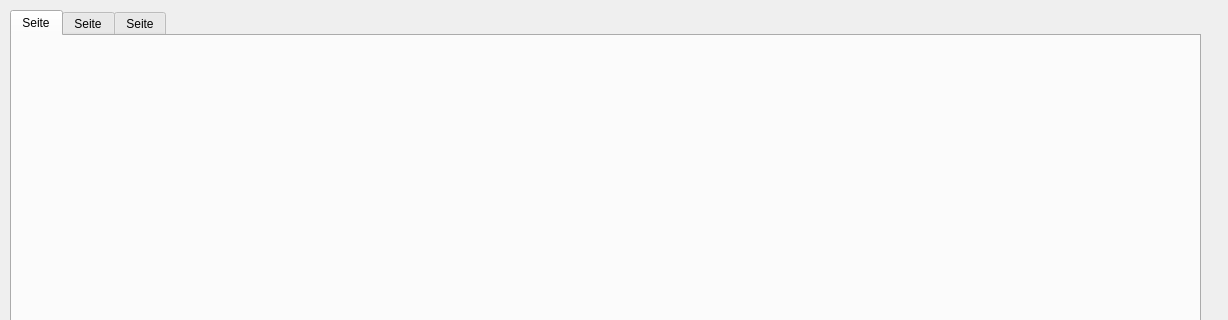
JackFin36/DAT36, file CODE/ui/MainWindow.ui: the form before one commit; both pictures show x 0 to 1228 and y 0 to 320 of the 1228 by 685 pixel window.
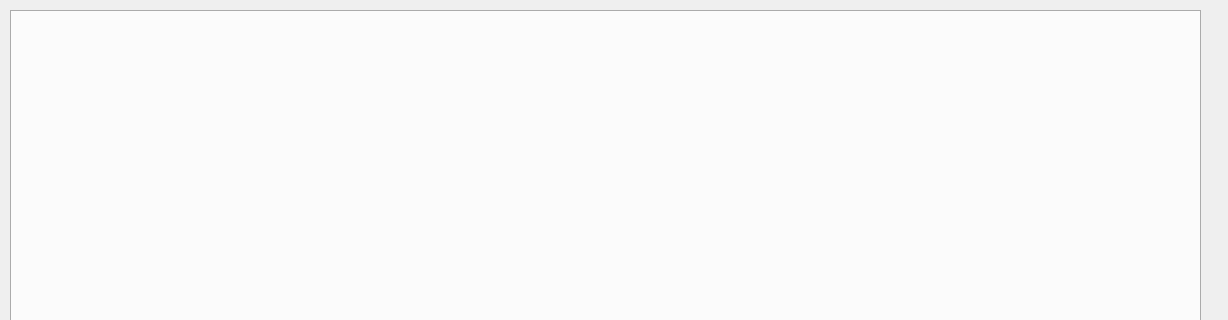
The form after the commit.

```diff
--- a/CODE/ui/MainWindow.ui
+++ b/CODE/ui/MainWindow.ui
@@ -26,21 +26,6 @@
     <property name="currentIndex">
      <number>0</number>
     </property>
-    <widget class="QWidget" name="tab">
-     <attribute name="title">
-      <string>Seite</string>
-     </attribute>
-    </widget>
-    <widget class="QWidget" name="tab_2">
-     <attribute name="title">
-      <string>Seite</string>
-     </attribute>
-    </widget>
-    <widget class="QWidget" name="tab_3">
-     <attribute name="title">
-      <string>Seite</string>
-     </attribute>
-    </widget>
    </widget>
   </widget>
   <widget class="QStatusBar" name="statusbar"/>
```
Left out of the diff: 2 changed lines with no effect on the pictures.
